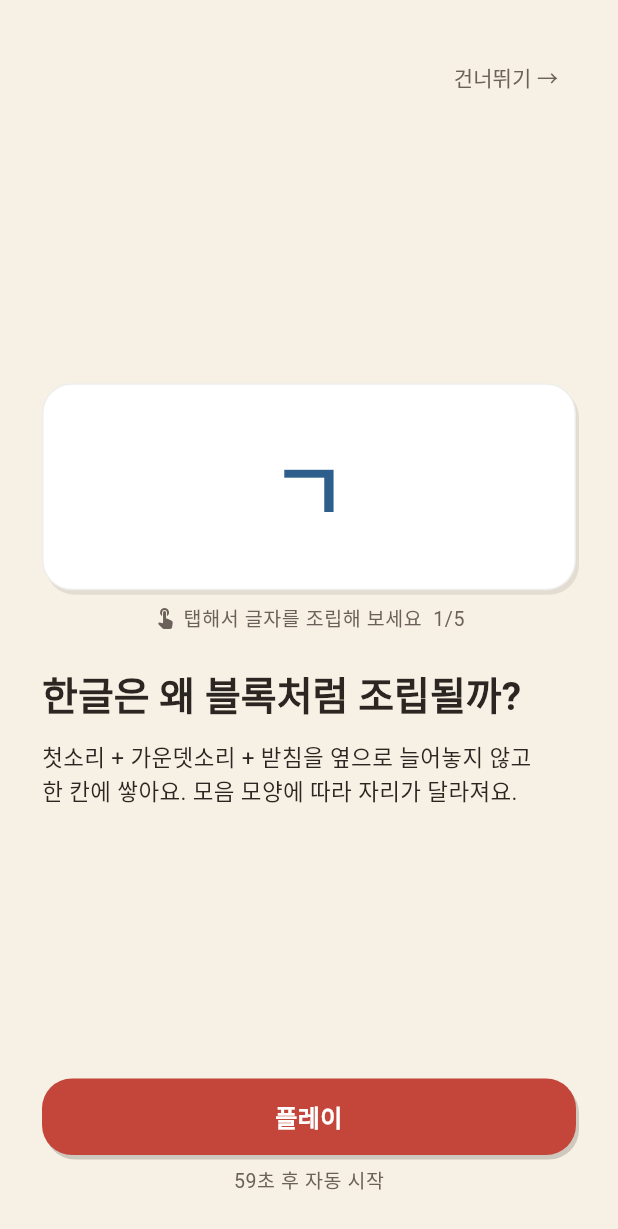
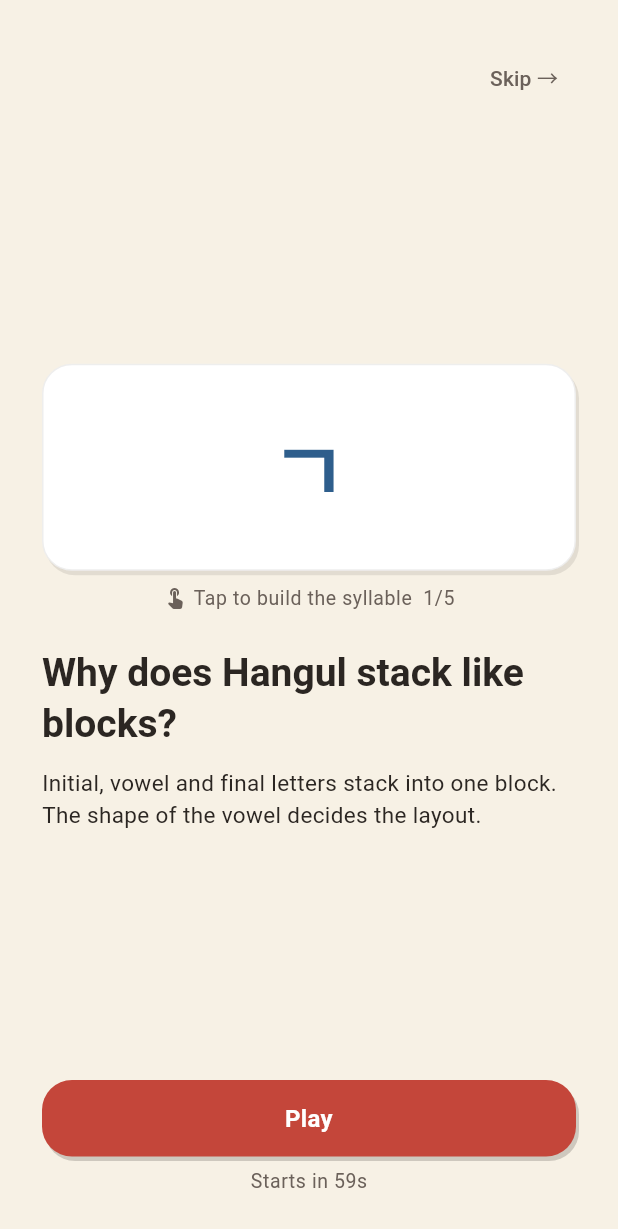
Before and after one commit to Cryptojjang/hangul_quest, a Flutter app: the screen it shows after launch, after a tap on "Skip", after a tap on "Letter Builder", on a phone screen of 412 x 824 dp. Shown: the top 1229 px of the screen. Run offline on Flutter 3.47's test engine with Material 3 defaults, Android fonts, the light colour scheme and no system bars; our stand-ins replace audioplayers; missing offline and left inert: dart:html, dart:js_util; Roboto replaces fonts that are missing (Pretendard).

Commit message:
English UI + rename to Hangul Bricks: lib/features/minilesson

```diff
--- a/lib/features/minilesson/mini_lesson_screen.dart
+++ b/lib/features/minilesson/mini_lesson_screen.dart
@@ -34,28 +34,28 @@
   /// tapping; single jamo/syllable frames play their sound.
   static const _lessons = {
     StageId.jamoHunt: (
-      '소리를 그린 문자',
-      'ㄱ은 혀뿌리가 목을 막는 모양, ㅁ은 입술 모양이에요.\n한글 자음은 발음 기관을 그린 그림이에요.',
+      'Letters that draw sounds',
+      'ㄱ shows the tongue blocking the throat, ㅁ shows the lips.\nKorean consonants are pictures of your mouth.',
       ['ㄱ', 'ㄴ', 'ㅁ', 'ㅅ', 'ㅇ'],
-      '탭해서 소리를 들어 보세요',
+      'Tap to hear the sound',
     ),
     StageId.blockBuilder: (
-      '한글은 왜 블록처럼 조립될까?',
-      '첫소리 + 가운뎃소리 + 받침을 옆으로 늘어놓지 않고\n한 칸에 쌓아요. 모음 모양에 따라 자리가 달라져요.',
+      'Why does Hangul stack like blocks?',
+      'Initial, vowel and final letters stack into one block.\nThe shape of the vowel decides the layout.',
       ['ㄱ', 'ㄱ + ㅏ', '가', '가 + ㅇ', '강'],
-      '탭해서 글자를 조립해 보세요',
+      'Tap to build the syllable',
     ),
     StageId.wordRush: (
-      '이제 진짜 단어를 읽어요',
-      '조립할 수 있으면 읽을 수 있어요.\n최대한 빨리 읽고 맞는 그림을 고르세요.',
+      'Now read real words',
+      'If you can build it, you can read it.\nRead fast and pick the matching picture.',
       ['김', '김 + 치', '김치'],
-      '탭해서 단어를 만들어 보세요',
+      'Tap to make the word',
     ),
     StageId.pronunciation: (
-      '이제 소리 내어 볼까요?',
-      '마지막은 말하기예요. 마이크에 대고 발음하면\n기기 안에서만 분석해 어떤 소리가 좋았는지 알려드려요.',
+      'Ready to say it out loud?',
+      'Last comes speaking. Say it into the mic and\nyour device checks which sounds you nailed.',
       ['안', '녕', '안녕'],
-      '탭해서 먼저 들어 보세요',
+      'Tap to listen first',
     ),
   };
 
@@ -100,7 +100,7 @@
                 alignment: Alignment.topRight,
                 child: TextButton(
                   onPressed: _start,
-                  child: const Text('건너뛰기 →',
+                  child: const Text('Skip →',
                       style: TextStyle(color: HqColors.inkSoft)),
                 ),
               ),
@@ -111,10 +111,10 @@
               const SizedBox(height: 12),
               Text(body, style: Theme.of(context).textTheme.bodyMedium),
               const Spacer(),
-              HqButton(label: '플레이', expanded: true, onPressed: _start),
+              HqButton(label: 'Play', expanded: true, onPressed: _start),
               const SizedBox(height: 8),
               Center(
-                child: Text('${_maxSeconds - _elapsed}초 후 자동 시작',
+                child: Text('Starts in ${_maxSeconds - _elapsed}s',
                     style: Theme.of(context).textTheme.bodySmall),
               ),
             ],
@@ -198,7 +198,7 @@
             const SizedBox(width: 4),
             Text(
                 last
-                    ? '다시 보려면 탭'
+                    ? 'Tap to replay'
                     : '${widget.prompt}  ${_i + 1}/${widget.frames.length}',
                 style: Theme.of(context).textTheme.bodySmall),
           ],
```
